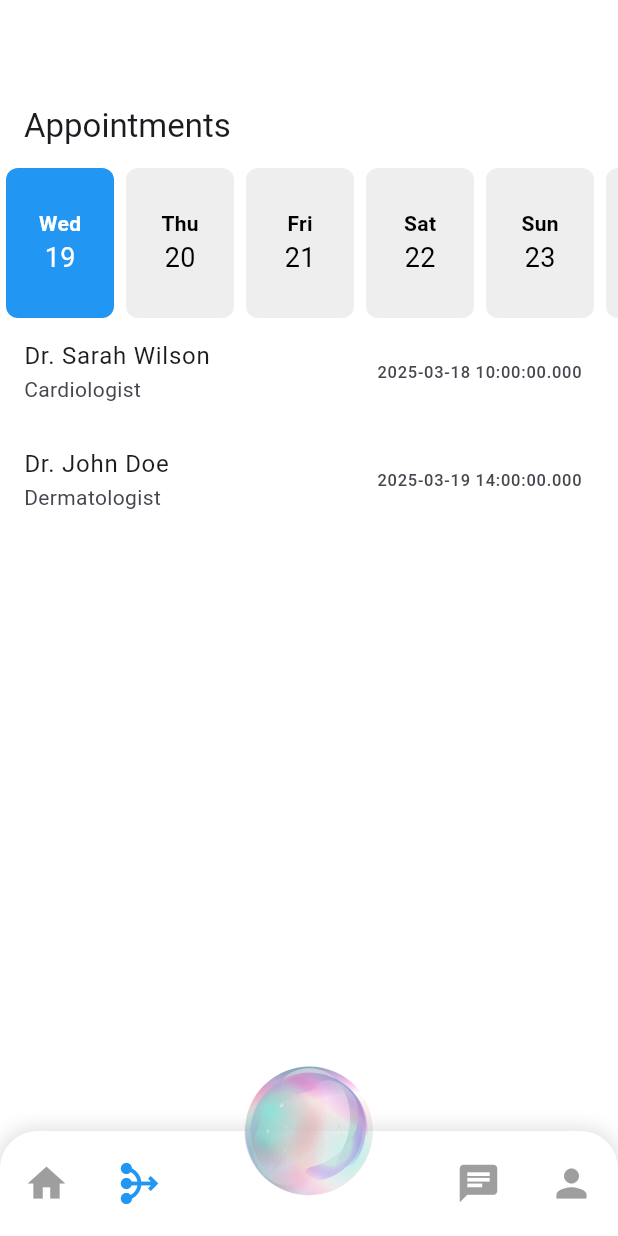
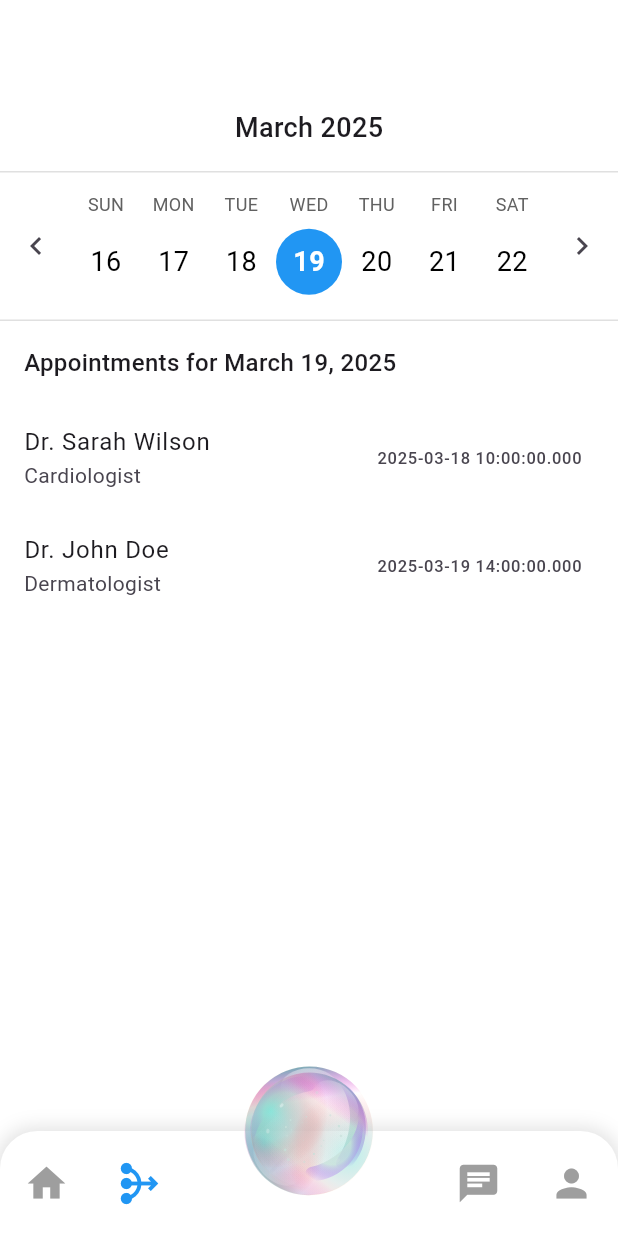
Before and after one commit to harsh896213/clean_architecture, a Flutter app: the AppointmentPage screen opened by its route, on a phone screen of 412 x 824 dp. Run offline on Flutter 3.47's test engine with Material 3 defaults, Android fonts, the phone set to English and light mode, and no system bars; our stand-ins replace bloc, cached_network_image, dio, flutter_bloc, fpdart, get_it and 6 more; missing offline and left inert: encrypt; accounts and stored records are empty.

Commit message:
Added a basic functional calender view in the appointment page

```diff
--- a/lib/core/router/stateful_shell_route.dart
+++ b/lib/core/router/stateful_shell_route.dart
@@ -100,7 +100,7 @@ RouteBase stateFulShellRoute() => StatefulShellRoute(
           path: '/medication',
           builder: (context, state) {
             final DateTime today = DateTime.now();
-            return AppointmentPage(selectedDate: today);
+            return AppointmentPage();
           },
         ),
       ],
@@ -111,7 +111,7 @@ RouteBase stateFulShellRoute() => StatefulShellRoute(
           path: '/appointments',
           builder: (context, state) {
             final DateTime today = DateTime.now();
-            return AppointmentPage(selectedDate: today);
+            return AppointmentPage();
           },
         ),
       ],
--- /dev/null
+++ b/lib/feature/appointment/data/models/calender_date.dart
@@ -0,0 +1,13 @@
+class CalendarDate {
+  final DateTime date;
+  final bool isSelected;
+
+  CalendarDate({required this.date, this.isSelected = false});
+
+  CalendarDate copyWith({DateTime? date, bool? isSelected}) {
+    return CalendarDate(
+      date: date ?? this.date,
+      isSelected: isSelected ?? this.isSelected,
+    );
+  }
+}
--- a/lib/feature/appointment/presentation/pages/appointment_page.dart
+++ b/lib/feature/appointment/presentation/pages/appointment_page.dart
@@ -7,36 +7,48 @@ import '../bloc/appoitment_bloc.dart';
 import '../bloc/appoitment_event.dart';
 import '../widgets/week_calender_widget.dart';
 
-class AppointmentPage extends StatelessWidget {
-  final DateTime selectedDate;
+class AppointmentPage extends StatefulWidget {
+  const AppointmentPage({Key? key}) : super(key: key);
 
-  const AppointmentPage({
-    super.key,
-    required this.selectedDate,
+  @override
+  State<AppointmentPage> createState() => AppointmentPageState();
+}
+
+class AppointmentPageState extends State<AppointmentPage> {
+  late DateTime _selectedDate;
+
+  @override
+  void initState() {
+    super.initState();
+    _selectedDate = DateTime.now();
+  }
+
+  void _onDateSelected(DateTime date) {
+    setState(() {
+      _selectedDate = date;
     });
+    // Here you would fetch appointments for the selected date
+    // and update the list below
+  }
 
   @override
   Widget build(BuildContext context) {
-    return Scaffold(
-      appBar: AppBar(
-        title: Text('Appointments'),
-      ),
-      body: BlocProvider(
+    return BlocProvider(
         create: (context) => getIt<AppointmentBloc>()..add(FetchAppointments()),
-        child: SingleChildScrollView(
+        child: Scaffold(
+          body: SafeArea(
             child: Column(
               children: [
-              WeekCalendar(currentDate: DateTime.now(),
-                onDateSelected: (date) {
-                  print('Selected date: $date');
-                },
+                WeeklyCalendarWidget(
+                  onDateSelected: _onDateSelected,
                 ),
-              _buildAppointmentsList(),
+                Expanded(
+                  child: _buildAppointmentsList(),
+                ),
               ],
             ),
           ),
-      ),
-    );
+        ));
   }
 
   Widget _buildAppointmentsList() {
--- a/lib/feature/appointment/presentation/widgets/week_calender_widget.dart
+++ b/lib/feature/appointment/presentation/widgets/week_calender_widget.dart
@@ -1,147 +1,218 @@
 import 'package:flutter/material.dart';
 import 'package:intl/intl.dart';
 
-class WeekCalendar extends StatefulWidget {
-  final DateTime currentDate; // Current date passed from the parent
-  final Function(DateTime) onDateSelected; // Callback for date selection
+class WeeklyCalendarWidget extends StatefulWidget {
+  final Function(DateTime) onDateSelected;
+  // final Function(DateTime)? checkAppointments;
 
-  const WeekCalendar({
-    super.key,
-    required this.currentDate,
+  const WeeklyCalendarWidget({
+    Key? key,
     required this.onDateSelected,
-  });
+    // this.checkAppointments,
+  }) : super(key: key);
 
   @override
-  State<WeekCalendar> createState() => _WeekCalendarState();
+  State<WeeklyCalendarWidget> createState() => _WeeklyCalendarWidgetState();
 }
 
-class _WeekCalendarState extends State<WeekCalendar> {
+class _WeeklyCalendarWidgetState extends State<WeeklyCalendarWidget> {
   late DateTime _selectedDate;
-  late ScrollController _scrollController;
-  final double _itemWidth = 80.0; // Width of each day cell
+  late DateTime _today;
+  late PageController _pageController;
 
   @override
   void initState() {
     super.initState();
-    _selectedDate = widget.currentDate; // Initialize with the current date
-    _scrollController = ScrollController();
-    WidgetsBinding.instance.addPostFrameCallback((_) => _scrollToSelectedDate());
+    _today = DateTime.now();
+    _selectedDate = _today;
+    _pageController = PageController(initialPage: 0);
+
+    // Notify parent about initial selected date
+    WidgetsBinding.instance.addPostFrameCallback((_) {
+      widget.onDateSelected(_selectedDate);
+    });
   }
 
-  // Scroll to the selected date when the widget is first built
-  void _scrollToSelectedDate() {
-    final offset = (_selectedDate.weekday - 1) * _itemWidth;
-    _scrollController.animateTo(
-      offset,
+  @override
+  void dispose() {
+    _pageController.dispose();
+    super.dispose();
+  }
+
+  // Generate 7 dates for a week starting from the given date
+  List<DateTime> _generateWeekDates(DateTime startDate) {
+    // Find the previous Sunday (or the current day if it's Sunday)
+    final firstDayOfWeek = startDate.subtract(Duration(days: startDate.weekday % 7));
+    return List.generate(7, (index) =>
+        firstDayOfWeek.add(Duration(days: index)));
+  }
+
+  void _onPageChanged(int page) {
+    // Update the selected date when page changes
+    final newStartDate = _today.add(Duration(days: page * 7));
+    setState(() {
+      // Keep the selected date in the new week
+      _selectedDate = newStartDate;
+    });
+    widget.onDateSelected(_selectedDate);
+  }
+
+  void _previousWeek() {
+    _pageController.previousPage(
       duration: const Duration(milliseconds: 300),
-      curve: Curves.easeOut,
+      curve: Curves.easeInOut,
     );
   }
 
-  // Handle scroll end event to snap to the nearest date
-  void _handleScrollEnd() {
-    final scrollOffset = _scrollController.offset;
-    final index = (scrollOffset / _itemWidth).round();
-    final newDate = _getDateForIndex(index);
-
-    if (newDate != _selectedDate) {
-      setState(() => _selectedDate = newDate);
-      widget.onDateSelected(newDate); // Notify parent of the new selected date
-    }
-  }
-
-  // Handle date selection when a day is clicked
-  void _handleDateClick(DateTime date) {
-    setState(() => _selectedDate = date);
-    widget.onDateSelected(date); // Notify parent of the new selected date
-    _scrollToSelectedDate(); // Scroll to the selected date
-  }
-
-  // Get the date for a specific index in the list
-  DateTime _getDateForIndex(int index) {
-    // Calculate the start of the week (Monday)
-    final startOfWeek = widget.currentDate.subtract(Duration(days: widget.currentDate.weekday - 1));
-    // Return the date for the given index
-    return startOfWeek.add(Duration(days: index));
+  void _nextWeek() {
+    _pageController.nextPage(
+      duration: const Duration(milliseconds: 300),
+      curve: Curves.easeInOut,
+    );
   }
 
   @override
   Widget build(BuildContext context) {
-    return SizedBox(
-      height: 100,
-      child: NotificationListener<ScrollNotification>(
-        onNotification: (notification) {
-          if (notification is ScrollEndNotification) {
-            _handleScrollEnd();
-          }
-          return false;
-        },
-        child: ListView.builder(
-          controller: _scrollController,
-          scrollDirection: Axis.horizontal,
-          itemExtent: _itemWidth,
-          itemBuilder: (context, index) {
-            final date = _getDateForIndex(index);
-            final isSelected = date == _selectedDate;
-            return _DayCell(
-              date: date,
-              isSelected: isSelected,
-              onTap: () => _handleDateClick(date),
-            );
-          },
+    return Column(
+      children: [
+        // Title with the current month and year
+        Container(
+          padding: const EdgeInsets.symmetric(vertical: 16),
+          alignment: Alignment.center,
+          child: Text(
+            DateFormat('MMMM yyyy').format(_selectedDate),
+            style: const TextStyle(
+              fontSize: 18,
+              fontWeight: FontWeight.w500,
             ),
           ),
-    );
-  }
+        ),
 
-  @override
-  void dispose() {
-    _scrollController.dispose();
-    super.dispose();
-  }
-}
+        // Calendar week view with navigation arrows
+        Container(
+          height: 100,
+          decoration: BoxDecoration(
+            color: Colors.white,
+            border: Border(
+              top: BorderSide(color: Colors.grey[300]!),
+              bottom: BorderSide(color: Colors.grey[300]!),
+            ),
+          ),
+          child: Row(
+            children: [
+              // Left arrow
+              IconButton(
+                icon: const Icon(Icons.chevron_left),
+                onPressed: _previousWeek,
+              ),
 
-class _DayCell extends StatelessWidget {
-  final DateTime date;
-  final bool isSelected;
-  final VoidCallback onTap;
+              // Calendar days
+              Expanded(
+                child: PageView.builder(
+                  controller: _pageController,
+                  onPageChanged: _onPageChanged,
+                  itemBuilder: (context, page) {
+                    final startDate = _today.add(Duration(days: page * 7));
+                    final weekDates = _generateWeekDates(startDate);
 
-  const _DayCell({
-    required this.date,
-    required this.isSelected,
-    required this.onTap,
+                    return Row(
+                      mainAxisAlignment: MainAxisAlignment.spaceEvenly,
+                      children: weekDates.map((date) {
+                        // Check if this date is selected
+                        final isSelected = date.day == _selectedDate.day &&
+                            date.month == _selectedDate.month &&
+                            date.year == _selectedDate.year;
+
+                        // Check if this date has appointments
+                        final hasAppointments = false;
+
+                        // Day of week abbreviation
+                        final dayOfWeek = DateFormat('EEE').format(date).toUpperCase();
+
+                        return Expanded(
+                          child: InkWell(
+                            onTap: () {
+                              setState(() {
+                                _selectedDate = date;
                               });
-
-  @override
-  Widget build(BuildContext context) {
-    return GestureDetector(
-      onTap: onTap, // Handle date click
-      child: Container(
-        margin: const EdgeInsets.symmetric(horizontal: 4),
-        decoration: BoxDecoration(
-          color: isSelected ? Colors.blue : Colors.grey[200],
-          borderRadius: BorderRadius.circular(8),
-        ),
+                              widget.onDateSelected(date);
+                            },
                             child: Column(
                               mainAxisAlignment: MainAxisAlignment.center,
                               children: [
+                                // Day of week
                                 Text(
-              DateFormat('E').format(date), // Day of the week (e.g., Mon, Tue)
+                                  dayOfWeek,
                                   style: TextStyle(
-                fontWeight: FontWeight.bold,
-                color: isSelected ? Colors.white : Colors.black,
+                                    fontSize: 12,
+                                    color: Colors.grey[700],
                                   ),
                                 ),
-            Text(
-              date.day.toString(), // Day of the month
+                                const SizedBox(height: 8),
+
+                                // Date number in a circle
+                                Container(
+                                  width: 44,
+                                  height: 44,
+                                  decoration: BoxDecoration(
+                                    shape: BoxShape.circle,
+                                    color: isSelected ? Colors.blue : Colors.transparent,
+                                  ),
+                                  child: Center(
+                                    child: Text(
+                                      date.day.toString(),
                                       style: TextStyle(
                                         fontSize: 18,
                                         color: isSelected ? Colors.white : Colors.black,
+                                        fontWeight: isSelected ? FontWeight.bold : FontWeight.normal,
+                                      ),
+                                    ),
+                                  ),
+                                ),
+
+                                // Appointment indicator dot
+                                const SizedBox(height: 4),
+                                if (hasAppointments)
+                                  Container(
+                                    width: 4,
+                                    height: 4,
+                                    decoration: BoxDecoration(
+                                      shape: BoxShape.circle,
+                                      color: Colors.blue,
                                     ),
                                   ),
                               ],
                             ),
                           ),
                         );
+                      }).toList(),
+                    );
+                  },
+                ),
+              ),
+
+              // Right arrow
+              IconButton(
+                icon: const Icon(Icons.chevron_right),
+                onPressed: _nextWeek,
+              ),
+            ],
+          ),
+        ),
+
+        // Appointments for the selected date
+        Container(
+          padding: const EdgeInsets.all(16),
+          alignment: Alignment.centerLeft,
+          child: Text(
+            'Appointments for ${DateFormat('MMMM d, yyyy').format(_selectedDate)}',
+            style: const TextStyle(
+              fontSize: 16,
+              fontWeight: FontWeight.w500,
+            ),
+          ),
+        ),
+      ],
+    );
   }
 }
```
Lines whose indentation alone changed are shown as unchanged.
